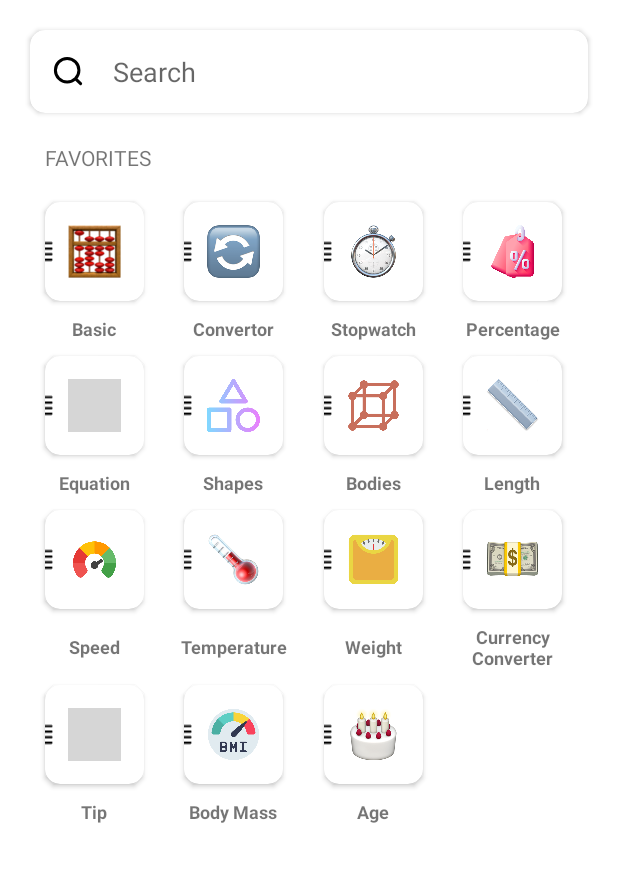
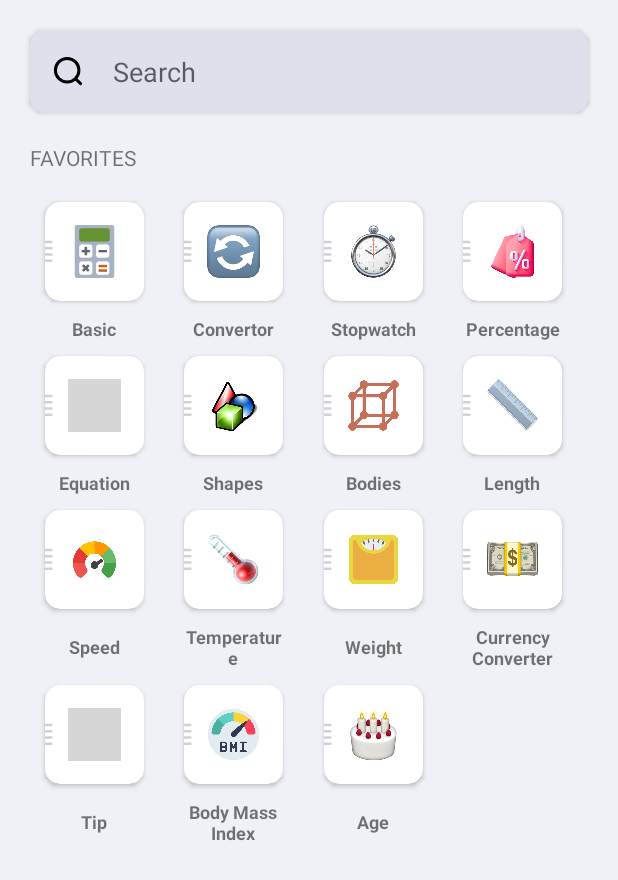
Before and after one commit to aatmikarm/Calculator_2024, an Android app: the screen it shows after launch (MainActivity), on a phone screen of 412 x 824 dp. Shown: the top 880 px of the screen. Run offline under Robolectric (Android 15) with nearby library versions, the phone set to English and light mode, and no system bars; our stand-ins replace AdMob; pictures from the network do not load; 1 statement that could not run was skipped; grey boxes are pictures that could not be loaded.

Commit message:
main screen ui completed

```diff
--- a/app/src/main/java/com/aatmik/calculator/activity/MainActivity.kt
+++ b/app/src/main/java/com/aatmik/calculator/activity/MainActivity.kt
@@ -19,6 +19,7 @@
 import com.google.android.gms.ads.MobileAds
 import com.google.android.gms.ads.interstitial.InterstitialAd
 import com.google.android.gms.ads.interstitial.InterstitialAdLoadCallback
+import java.util.Locale
 
 class MainActivity : AppCompatActivity() {
 
@@ -105,12 +106,12 @@
 
     private fun createCalculatorList(): ArrayList<Calculator> {
         return arrayListOf(
-            Calculator("Basic", R.drawable.abacus),
+            Calculator("Basic", R.drawable.calculator_new),
             Calculator("Convertor", R.drawable.convert),
             Calculator("Stopwatch", R.drawable.stopwatch),
             Calculator("Percentage", R.drawable.percentage),
             Calculator("Equation", R.drawable.equation_xy),
-            Calculator("Shapes", R.drawable.shapes),
+            Calculator("Shapes", R.drawable.shapes_new),
             Calculator("Bodies", R.drawable.bodies),
             Calculator("Length", R.drawable.length),
             Calculator("Speed", R.drawable.speed),
@@ -125,7 +126,10 @@
 
     private fun showToast(message: String) {
         Toast.makeText(this, message, Toast.LENGTH_SHORT).show()
+
     }
+
+
 
     private fun handleCalculatorSelection(calculatorName: String) {
         val intent = when (calculatorName) {
@@ -141,7 +145,7 @@
     private fun filter(text: String) {
         val filteredList: ArrayList<Calculator> = ArrayList()
         for (item in calculatorList) {
-            if (item.name.toLowerCase().contains(text.toLowerCase())) {
+            if (item.name.lowercase(Locale.getDefault()).contains(text.lowercase(Locale.getDefault()))) {
                 filteredList.add(item)
             }
         }
--- a/app/src/main/res/layout/activity_main.xml
+++ b/app/src/main/res/layout/activity_main.xml
@@ -4,6 +4,7 @@
     xmlns:tools="http://schemas.android.com/tools"
     android:layout_width="match_parent"
     android:layout_height="match_parent"
+    android:background="@color/gray_light"
     tools:context=".activity.MainActivity">
 
     <androidx.cardview.widget.CardView
@@ -11,6 +12,7 @@
         android:layout_width="match_parent"
         android:layout_height="wrap_content"
         android:layout_margin="20dp"
+        android:backgroundTint="@color/gray_medium"
         android:gravity="center"
         android:padding="10dp"
         ads:cardCornerRadius="10dp"
@@ -70,7 +72,6 @@
         <TextView
             android:layout_width="match_parent"
             android:layout_height="wrap_content"
-            android:layout_marginHorizontal="10dp"
             android:text="@string/favorites" />
 
 
--- a/app/src/main/res/layout/calculator_item.xml
+++ b/app/src/main/res/layout/calculator_item.xml
@@ -22,7 +22,8 @@
                 android:id="@+id/imageView"
                 android:layout_width="15dp"
                 android:layout_height="15dp"
-                android:src="@drawable/four_lines"
+                android:background="@drawable/four_lines"
+                android:backgroundTint="#D1D1D1"
                 android:translationX="-10dp"
                 app:layout_constraintBottom_toBottomOf="parent"
                 app:layout_constraintStart_toStartOf="parent"
@@ -47,6 +48,7 @@
         android:id="@+id/itemName"
         android:layout_width="match_parent"
         android:layout_height="match_parent"
+        android:layout_marginHorizontal="10dp"
         android:gravity="center"
         android:text="Basic"
         android:textSize="12sp"
--- a/app/src/main/res/values/colors.xml
+++ b/app/src/main/res/values/colors.xml
@@ -3,6 +3,9 @@
     <color name="black">#FF000000</color>
     <color name="white">#FFFFFFFF</color>
     <color name="gray">#808080</color>
+    <color name="gray_light">#F0F1F6</color>
+    <color name="gray_medium">#DEE1EC</color>
+    <color name="gray_dark">#45454F</color>
     <color name="colorPrimary">#FE7433</color>
     <color name="dayNightColor">#000000</color>
 </resources>
```
Also changed, not shown: app/build.gradle.kts (+18 -18 lines), app/src/main/res/drawable/calculator_ic.png (added), app/src/main/res/drawable/calculator_new.png (added), app/src/main/res/drawable/shapes_new.png (added).
